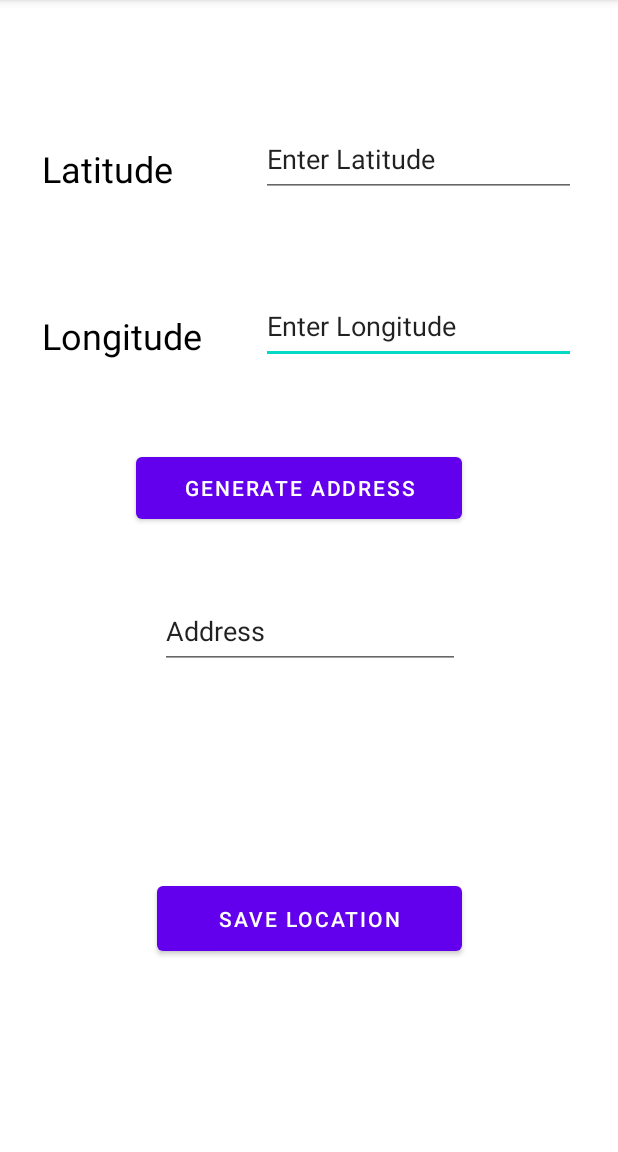
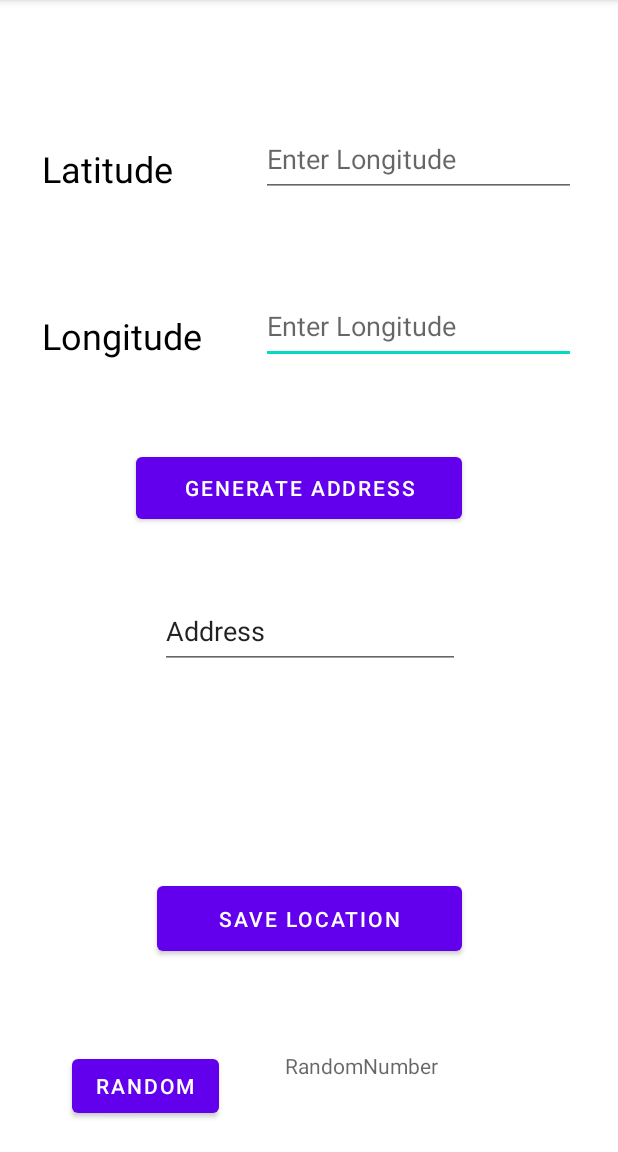
Before and after one commit to mihirkumar1212/LocationFinder, an Android app: the Add_Location screen opened directly, with no data from a screen before it, on a phone screen of 412 x 824 dp, the part 84-1236 px from its top. Run offline under Robolectric (Android 15) with nearby library versions, the phone set to English and light mode, and no system bars.

```diff
--- a/app/build.gradle
+++ b/app/build.gradle
@@ -35,5 +35,4 @@ dependencies {
     testImplementation 'junit:junit:4.+'
     androidTestImplementation 'androidx.test.ext:junit:1.1.3'
     androidTestImplementation 'androidx.test.espresso:espresso-core:3.4.0'
-    implementation 'com.google.android.gms:play-services-location:18.0.0'
 }
--- a/app/src/main/AndroidManifest.xml
+++ b/app/src/main/AndroidManifest.xml
@@ -11,7 +11,7 @@
         android:label="@string/app_name"
         android:roundIcon="@mipmap/ic_launcher_round"
         android:supportsRtl="true"
-        android:usesCleartextTraffic="true"
+
         android:theme="@style/Theme.LocationFinder"
         tools:targetApi="m">
         <activity
--- a/app/src/main/java/com/example/locationfinder/Add_Location.java
+++ b/app/src/main/java/com/example/locationfinder/Add_Location.java
@@ -1,7 +1,7 @@
 package com.example.locationfinder;
 
+
 import androidx.appcompat.app.AppCompatActivity;
-
 import android.location.Address;
 import android.location.Geocoder;
 import android.os.Bundle;
@@ -10,58 +10,81 @@ import android.widget.Button;
 import android.widget.TextView;
 import android.widget.Toast;
 
-import com.google.android.gms.location.FusedLocationProviderClient;
-import com.google.android.gms.location.LocationRequest;
-
 import java.io.IOException;
 import java.util.List;
 import java.util.Locale;
 
 public class Add_Location extends AppCompatActivity {
-    TextView input1, input2, address_new;
-    Button generateAddress;
-
-
-    //Google API for location services.
-    FusedLocationProviderClient fusedLocationProviderClient;
-
+    TextView input1, input2, address_new, randomNumber;
+    Button generateAddress, random_button, save_button;
+    MyDatabase database;
+    double longitude, latitude;
     @Override
     protected void onCreate(Bundle savedInstanceState) {
         super.onCreate(savedInstanceState);
         setContentView(R.layout.activity_add_location);
 
-
         input1 = findViewById(R.id.input_1);
         input2 = findViewById(R.id.input_2);
         address_new = findViewById(R.id.Address_new);
         generateAddress = findViewById(R.id.GenrateAddress);
+        random_button = findViewById(R.id.Random_button);
+        randomNumber = findViewById(R.id.random_number);
+        save_button = findViewById(R.id.Save);
 
 
         generateAddress.setOnClickListener(new View.OnClickListener() {
             @Override
             public void onClick(View v) {
-                Double longitude = Double.parseDouble(input1.getText().toString());
-                Double latitude = Double.parseDouble(input2.getText().toString());
-                Geocoder geocoder = new Geocoder(Add_Location.this, Locale.getDefault());
 
+                // Gets the address form the user
+                Geocoder geo = new Geocoder(Add_Location.this, Locale.getDefault());
+
+                longitude = Double.parseDouble(input2.getText().toString());
+                latitude = Double.parseDouble(input1.getText().toString());
                 try {
-                    List<Address>listAddress = geocoder.getFromLocation(44,-80,1);
+                    List<Address> listAddress = geo.getFromLocation(latitude,longitude,1);
                     if (listAddress.size() > 0){
-                        //address_new.setText(listAddress.get(0).getCountryName());
-                        Toast.makeText(Add_Location.this,listAddress.get(0).getCountryName(),Toast.LENGTH_LONG ).show();
+                        address_new.setText(listAddress.get(0).getAddressLine(0));
+                        // Toast.makeText(Add_Location.this, listAddress.get(0).getCountryName(),Toast.LENGTH_SHORT).show();
                     }
                 } catch (IOException e) {
                     e.printStackTrace();
                 }
+            }
+        });
 
+
+        save_button.setOnClickListener(new View.OnClickListener() {
+            @Override
+            public void onClick(View v) {
+
+                String address = address_new.getText().toString();
+                // calling a function to store the data in the database.
+                database = new MyDatabase(Add_Location.this);
+                database.addLocation(address,String.valueOf(latitude),String.valueOf(longitude));
 
             }
         });
 
 
+        random_button.setOnClickListener(new View.OnClickListener() {
+            @Override
+            public void onClick(View v) {
+                double result = Double.parseDouble(randomNumber(-90.0, 90.0));
+                double result2 = Double.parseDouble(randomNumber(-180.0, 80.0));
+                input1.setText(String.valueOf(result));
+                input2.setText(String.valueOf(result2));
+                //randomnumber.setText(String.format("%.2f",result));
+            }
+        });
+    }
 
+    public String randomNumber (Double min, Double max){
+        double num;
+        num = (Math.random() * (max - min)) + min;
 
+        return String.format("%.1f", num);
+    }
 
-
-    }
 }
--- a/app/src/main/res/layout/activity_add_location.xml
+++ b/app/src/main/res/layout/activity_add_location.xml
@@ -38,7 +38,7 @@
         android:hint="@string/input_2"
         android:importantForAutofill="no"
         android:inputType="numberDecimal"
-        android:text="@string/input_2"
+
         app:layout_constraintBottom_toBottomOf="@+id/longitude"
         app:layout_constraintEnd_toEndOf="@+id/input_1" />
 
@@ -51,7 +51,7 @@
         android:hint="@string/input_2"
         android:importantForAutofill="no"
         android:inputType="numberDecimal"
-        android:text="@string/input_1"
+
         app:layout_constraintBottom_toBottomOf="@+id/latitude"
         app:layout_constraintEnd_toEndOf="parent"
         tools:ignore="DuplicateSpeakableTextCheck" />
@@ -90,6 +90,26 @@
         app:layout_constraintStart_toStartOf="@+id/Save"
         app:layout_constraintTop_toBottomOf="@+id/GenrateAddress" />
 
+    <Button
+        android:id="@+id/Random_button"
+        android:layout_width="wrap_content"
+        android:layout_height="wrap_content"
+        android:layout_marginStart="48dp"
+        android:layout_marginTop="60dp"
+        android:text="random"
+        app:layout_constraintBottom_toBottomOf="parent"
+        app:layout_constraintStart_toStartOf="parent"
+        app:layout_constraintTop_toBottomOf="@+id/Save"
+        app:layout_constraintVertical_bias="0.0" />
+
+    <TextView
+        android:id="@+id/random_number"
+        android:layout_width="151dp"
+        android:layout_height="47dp"
+        android:layout_marginStart="44dp"
+        app:layout_constraintBottom_toBottomOf="@+id/Random_button"
+        android:hint="RandomNumber"
+        app:layout_constraintStart_toEndOf="@+id/Random_button" />
 
 
 
--- a/app/src/main/res/layout/activity_main.xml
+++ b/app/src/main/res/layout/activity_main.xml
@@ -49,4 +49,5 @@
         app:layout_constraintStart_toStartOf="parent"
         app:layout_constraintTop_toBottomOf="@+id/searchView" />
 
+
 </androidx.constraintlayout.widget.ConstraintLayout>
--- /dev/null
+++ b/app/src/main/res/layout/location_display.xml
@@ -0,0 +1,6 @@
+<?xml version="1.0" encoding="utf-8"?>
+<androidx.cardview.widget.CardView xmlns:android="http://schemas.android.com/apk/res/android"
+    android:layout_width="match_parent"
+    android:layout_height="match_parent">
+
+</androidx.cardview.widget.CardView>
```
Also changed, not shown: app/src/main/java/com/example/locationfinder/MyDatabase.java (+43 -2 lines).
